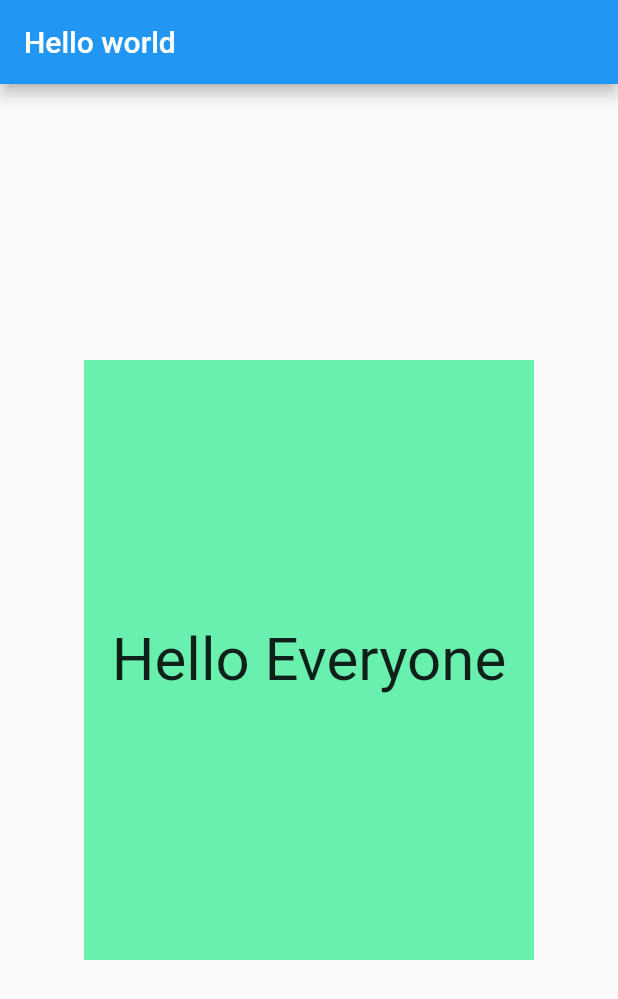
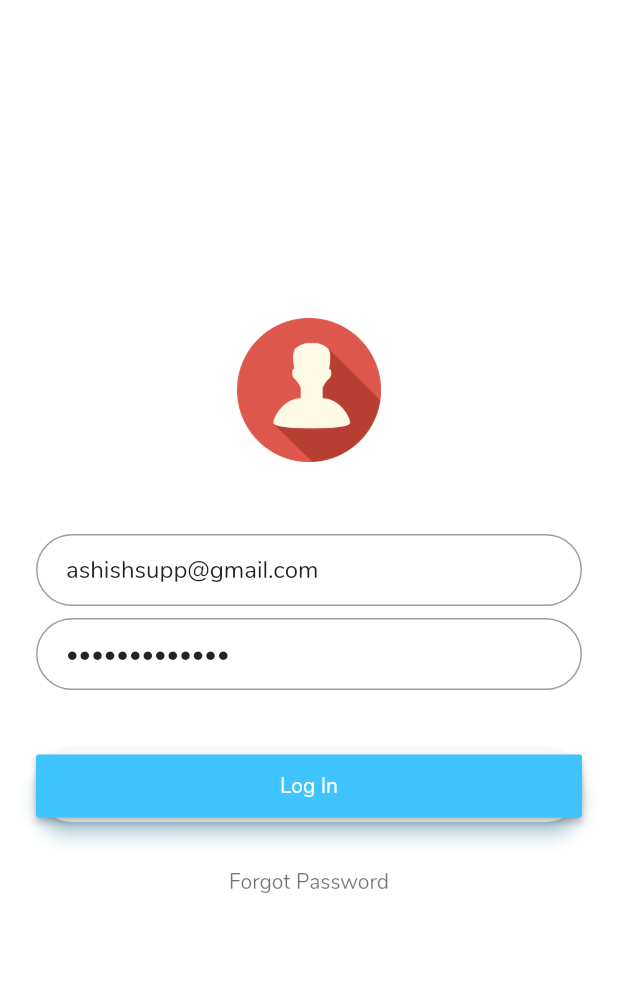
Before and after one commit to Ashishcodebreaker/Flutter-Example-App, a Flutter app: the screen it shows after launch, on a phone screen of 412 x 824 dp. Shown: the top 999 px of the screen. Run offline on Flutter 3.47's test engine with Material 2 defaults, Android fonts, the phone set to English and light mode, and no system bars.

Commit message:
Flutter Login Page

```diff
--- /dev/null
+++ b/lib/login_page.dart
@@ -0,0 +1,104 @@
+import 'package:flutter/material.dart';
+import 'package:flutter_loginpage/home_page.dart';
+
+class LoginPage extends StatefulWidget {
+  static String tag = 'Login-page';
+
+  @override
+  _LoginPageState createState() => _LoginPageState();
+}
+
+class _LoginPageState extends State<LoginPage> {
+  @override
+  Widget build(BuildContext context) {
+
+    final logo = Hero(
+
+      tag: 'hero',
+
+      child: CircleAvatar(
+        backgroundColor: Colors.transparent,
+        radius: 48.0,
+
+        child: Image.asset('assets/Contact-icon.png'),
+
+      ),
+    );
+
+
+
+    final email = TextFormField(
+      keyboardType: TextInputType.emailAddress,
+      autofocus: false,
+      initialValue: 'ashishsupp@gmail.com ',
+      decoration: InputDecoration(
+        hintText: "Email",
+        contentPadding: EdgeInsets.fromLTRB(20.0, 10.0, 20.0, 10.0),
+        border: OutlineInputBorder(
+          borderRadius: BorderRadius.circular(32.0),
+        ),
+      ),
+    );
+
+    final password = TextFormField(
+      autofocus: false,
+      initialValue: 'some password',
+      obscureText: true,
+      decoration: InputDecoration(
+        hintText: "password",
+        contentPadding: EdgeInsets.fromLTRB(20.0, 10.0, 20.0, 10.0),
+        border: OutlineInputBorder(
+          borderRadius: BorderRadius.circular(32.0),
+        ),
+      ),
+    );
+
+    final loginButton = Padding(
+      padding: EdgeInsets.symmetric(vertical: 16.0),
+      child: Material(
+        borderRadius: BorderRadius.circular(30.0),
+        shadowColor: Colors.lightBlueAccent.shade100,
+        elevation: 5.0,
+        child: MaterialButton(
+          minWidth: 200.0,
+          height: 42.0,
+          onPressed: () {
+            Navigator.of(context).pushNamed(HomePage.tag);
+          },
+          color: Colors.lightBlueAccent,
+          child: Text(
+            'Log In',
+            style: TextStyle(color: Colors.white),
+          ),
+        ),
+      ),
+    );
+    final forgotLabel = FlatButton(
+      child: Text(
+        'Forgot Password',
+        style: TextStyle(color: Colors.black54),
+      ),
+      onPressed: () {},
+    );
+
+    return Scaffold(
+      backgroundColor: Colors.white,
+      body: Center(
+        child: ListView(
+          shrinkWrap: true,
+          padding: EdgeInsets.only(left: 24.0, right: 24.0),
+          children: <Widget>[
+            logo,
+            SizedBox(height: 48.0),
+            email,
+            SizedBox(height: 8.0),
+            password,
+            SizedBox(height: 24.0),
+            loginButton,
+            forgotLabel,
+          ],
+        ),
+      ),
+    );
+  }
+}
--- a/lib/main.dart
+++ b/lib/main.dart
@@ -1,37 +1,26 @@
 import 'package:flutter/material.dart';
-void main(){
-  runApp(
-    MaterialApp(
-      debugShowCheckedModeBanner: false,
-      title: 'Hello world',
-      home: Scaffold(
-        appBar: AppBar(
-          title: Text('Hello world'),
-        ),
-        body: HelloRectangle(),
-      ),
-    ),
+import 'login_page.dart';
+import 'home_page.dart';
 
-  );
-}
+void main() => runApp(new MyApp());
 
-class HelloRectangle extends StatelessWidget{
+class MyApp extends StatelessWidget {
+  final routes = <String, WidgetBuilder>{
+    LoginPage.tag: (context) => LoginPage(),
+    HomePage.tag: (context) => HomePage(),
+  };
+
   @override
   Widget build(BuildContext context) {
-
-    return Center(
-      child: Container(
-        color: Colors.greenAccent,
-        height: 400.0,
-        width: 300.0,
-        child: Center(
-          child: Text(
-            'Hello Everyone',
-            style: TextStyle(fontSize: 40.0),
-            textAlign: TextAlign.center,
-          ),
-        ),
+    return new MaterialApp(
+      title: 'Login',
+      debugShowCheckedModeBanner: false,
+      theme: ThemeData(
+        primarySwatch: Colors.lightBlue,
+        fontFamily: 'Nunito',
       ),
+      home: LoginPage(),
+      routes: routes,
     );
   }
 }
```
Also changed, not shown: lib/home_page.dart (added, +54 -0 lines), pubspec.yaml (+10 -45 lines), assets/Contact-icon.png (added), assets/Nunito.ttf (added), assets/alucard.jpg (added), assets/logo.png (added), pubspec.lock, 5 other files.
